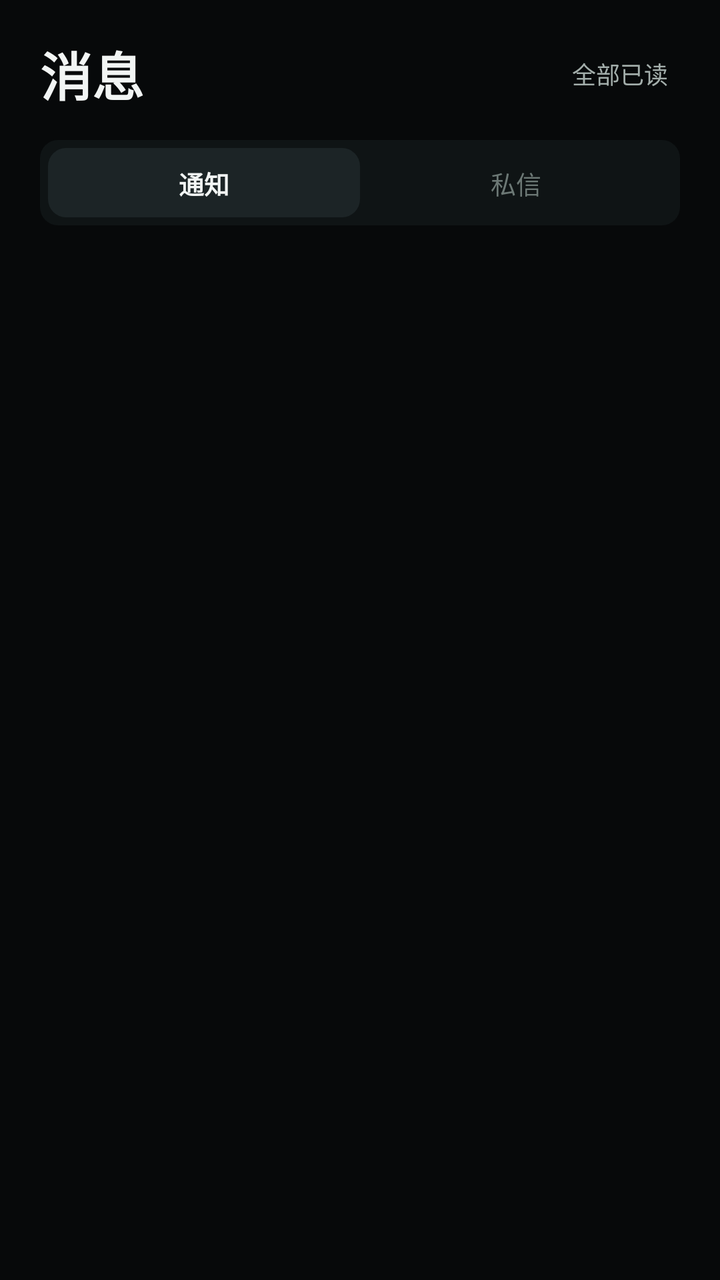
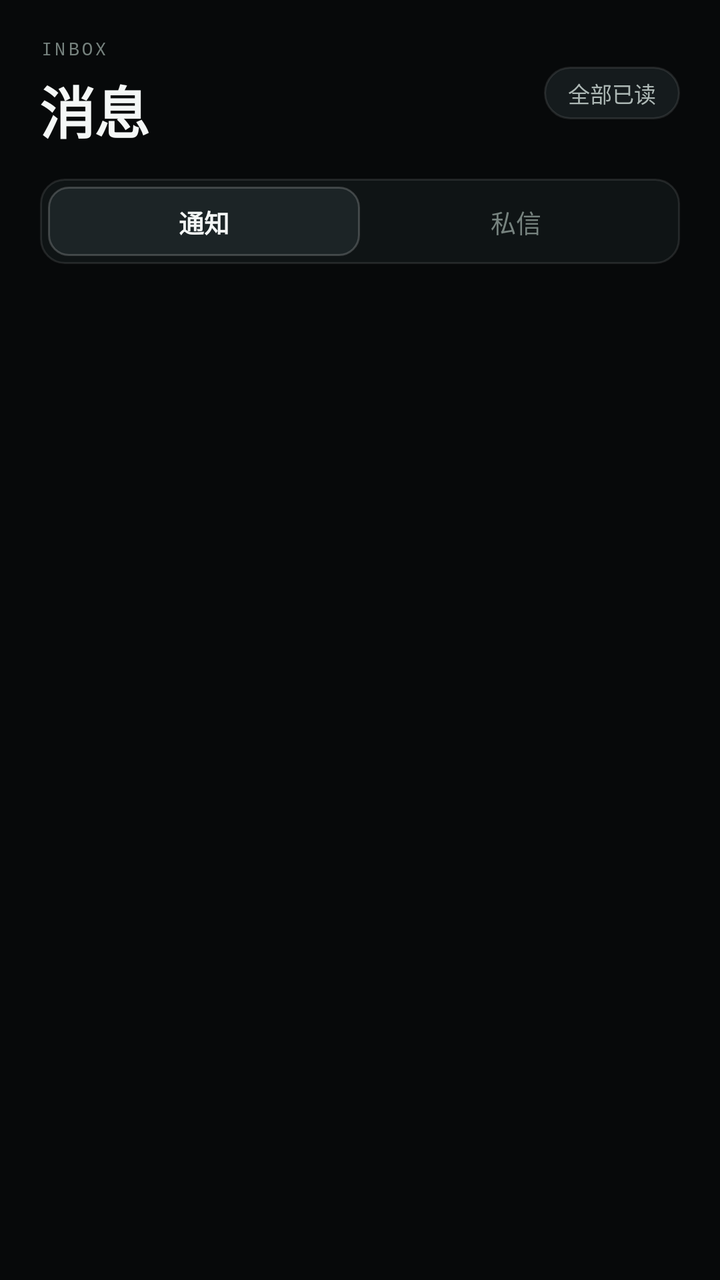

Two renders of the same Android screen: before a commit and after it. Below are the layout's source before the change and the commit's diff.
<!-- AndroidManifest.xml: application theme Theme.SonicHub -->
<!-- res/layout/fragment_messages.xml -->
<?xml version="1.0" encoding="utf-8"?>
<LinearLayout xmlns:android="http://schemas.android.com/apk/res/android"
    android:layout_width="match_parent"
    android:layout_height="match_parent"
    android:background="@color/bg"
    android:orientation="vertical">

    <LinearLayout
        android:layout_width="match_parent"
        android:layout_height="wrap_content"
        android:gravity="center_vertical"
        android:orientation="horizontal"
        android:paddingStart="20dp"
        android:paddingTop="18dp"
        android:paddingEnd="20dp">

        <TextView
            android:layout_width="0dp"
            android:layout_height="wrap_content"
            android:layout_weight="1"
            android:text="消息"
            android:textColor="@color/text"
            android:textSize="26sp"
            android:textStyle="bold" />

        <TextView
            android:id="@+id/readAll"
            android:layout_width="wrap_content"
            android:layout_height="wrap_content"
            android:padding="6dp"
            android:text="全部已读"
            android:textColor="@color/text_2"
            android:textSize="12sp" />
    </LinearLayout>

    <LinearLayout
        android:layout_width="match_parent"
        android:layout_height="wrap_content"
        android:layout_marginStart="20dp"
        android:layout_marginTop="14dp"
        android:layout_marginEnd="20dp"
        android:background="@drawable/bg_segment"
        android:orientation="horizontal"
        android:padding="4dp">

        <TextView
            android:id="@+id/tabNotifications"
            android:layout_width="0dp"
            android:layout_height="wrap_content"
            android:layout_weight="1"
            android:background="@drawable/bg_segment_selected"
            android:gravity="center"
            android:padding="8dp"
            android:text="通知"
            android:textColor="@color/text"
            android:textSize="12.5sp"
            android:textStyle="bold" />

        <TextView
            android:id="@+id/tabConversations"
            android:layout_width="0dp"
            android:layout_height="wrap_content"
            android:layout_weight="1"
            android:gravity="center"
            android:padding="8dp"
            android:text="私信"
            android:textColor="@color/text_3"
            android:textSize="12.5sp" />
    </LinearLayout>

    <androidx.recyclerview.widget.RecyclerView
        android:id="@+id/messageList"
        android:layout_width="match_parent"
        android:layout_height="0dp"
        android:layout_marginTop="8dp"
        android:layout_weight="1"
        android:clipToPadding="false"
        android:paddingStart="20dp"
        android:paddingEnd="20dp"
        android:paddingBottom="16dp" />
</LinearLayout>
<!-- resources referenced by this layout -->
<resources>
  <color name="bg">#FF07090A</color>
  <color name="text">#FFF2F5F4</color>
  <color name="text_2">#FFA3AEAB</color>
  <color name="text_3">#FF6C7875</color>
  <!-- drawable bg_segment (drawable) -->
  <?xml version="1.0" encoding="utf-8"?>
  <selector xmlns:android="http://schemas.android.com/apk/res/android">
      <item android:state_selected="true">
          <shape>
              <solid android:color="@color/surface_3" />
              <corners android:radius="9dp" />
          </shape>
      </item>
      <item>
          <shape>
              <solid android:color="@color/surface" />
              <corners android:radius="9dp" />
          </shape>
      </item>
  </selector>
  <!-- drawable bg_segment_selected (drawable) -->
  <?xml version="1.0" encoding="utf-8"?>
  <shape xmlns:android="http://schemas.android.com/apk/res/android">
      <solid android:color="@color/surface_3" />
      <corners android:radius="9dp" />
  </shape>
  <style name="Theme.SonicHub" parent="Theme.MaterialComponents.NoActionBar">
          <item name="colorPrimary">@color/accent</item>
          <item name="colorPrimaryDark">@color/bg</item>
          <item name="colorSecondary">@color/mint</item>
          <item name="colorSurface">@color/surface</item>
          <item name="colorOnSurface">@color/text</item>
          <item name="android:windowBackground">@color/bg</item>
          <item name="android:statusBarColor">@color/bg</item>
          <item name="android:navigationBarColor">@color/bg</item>
          <item name="android:windowLightStatusBar">false</item>
          <item name="android:textColorPrimary">@color/text</item>
          <item name="android:textColorSecondary">@color/text_2</item>
          <item name="android:fontFamily">sans-serif</item>
          <item name="android:forceDarkAllowed">false</item>
      </style>
  <color name="surface_3">#FF1C2426</color>
  <color name="surface">#FF0F1415</color>
  <color name="accent">#FFFF7A45</color>
  <color name="mint">#FF8EE6C6</color>
</resources>

<!-- the commit's change to res/layout/fragment_messages.xml (unified diff, before → after) -->
@@ -14,23 +14,44 @@
         android:paddingTop="18dp"
         android:paddingEnd="20dp">
 
-        <TextView
+        <LinearLayout
             android:layout_width="0dp"
             android:layout_height="wrap_content"
             android:layout_weight="1"
-            android:text="消息"
-            android:textColor="@color/text"
-            android:textSize="26sp"
-            android:textStyle="bold" />
+            android:orientation="vertical">
+
+            <TextView
+                android:layout_width="wrap_content"
+                android:layout_height="wrap_content"
+                android:fontFamily="monospace"
+                android:letterSpacing="0.16"
+                android:text="INBOX"
+                android:textColor="@color/text_3"
+                android:textSize="9sp" />
+
+            <TextView
+                android:layout_width="wrap_content"
+                android:layout_height="wrap_content"
+                android:layout_marginTop="4dp"
+                android:letterSpacing="-0.02"
+                android:text="消息"
+                android:textColor="@color/text"
+                android:textSize="28sp"
+                android:textStyle="bold" />
+        </LinearLayout>
 
         <TextView
             android:id="@+id/readAll"
             android:layout_width="wrap_content"
             android:layout_height="wrap_content"
-            android:padding="6dp"
+            android:background="@drawable/bg_chip"
+            android:paddingStart="12dp"
+            android:paddingTop="5dp"
+            android:paddingEnd="12dp"
+            android:paddingBottom="5dp"
             android:text="全部已读"
             android:textColor="@color/text_2"
-            android:textSize="12sp" />
+            android:textSize="11sp" />
     </LinearLayout>
 
     <LinearLayout
<!-- resource entries referenced after the edit -->
@@ -1,22 +1,46 @@
 <!-- resources referenced by this layout -->
 <resources>
   <color name="bg">#FF07090A</color>
-  <color name="text">#FFF2F5F4</color>
-  <color name="text_2">#FFA3AEAB</color>
-  <color name="text_3">#FF6C7875</color>
+  <color name="text">#FFF4F7F6</color>
+  <color name="text_2">#FFADB8B5</color>
+  <color name="text_3">#FF76827E</color>
+  <!-- drawable bg_chip (drawable) -->
+  <?xml version="1.0" encoding="utf-8"?>
+  <selector xmlns:android="http://schemas.android.com/apk/res/android">
+      <item android:state_selected="true">
+          <shape>
+              <solid android:color="@color/accent_soft" />
+              <corners android:radius="999dp" />
+              <stroke android:width="1dp" android:color="#66FF7A45" />
+          </shape>
+      </item>
+      <item>
+          <shape>
+              <solid android:color="@color/surface_2" />
+              <corners android:radius="999dp" />
+              <stroke android:width="1dp" android:color="@color/line" />
+          </shape>
+      </item>
+  </selector>
   <!-- drawable bg_segment (drawable) -->
   <?xml version="1.0" encoding="utf-8"?>
   <selector xmlns:android="http://schemas.android.com/apk/res/android">
       <item android:state_selected="true">
           <shape>
               <solid android:color="@color/surface_3" />
-              <corners android:radius="9dp" />
+              <corners android:radius="10dp" />
+              <stroke
+                  android:width="1dp"
+                  android:color="@color/line_strong" />
           </shape>
       </item>
       <item>
           <shape>
               <solid android:color="@color/surface" />
-              <corners android:radius="9dp" />
+              <corners android:radius="12dp" />
+              <stroke
+                  android:width="1dp"
+                  android:color="@color/line" />
           </shape>
       </item>
   </selector>
@@ -24,7 +48,10 @@
   <?xml version="1.0" encoding="utf-8"?>
   <shape xmlns:android="http://schemas.android.com/apk/res/android">
       <solid android:color="@color/surface_3" />
-      <corners android:radius="9dp" />
+      <corners android:radius="10dp" />
+      <stroke
+          android:width="1dp"
+          android:color="@color/line_strong" />
   </shape>
   <style name="Theme.SonicHub" parent="Theme.MaterialComponents.NoActionBar">
           <item name="colorPrimary">@color/accent</item>
@@ -32,18 +59,32 @@
           <item name="colorSecondary">@color/mint</item>
           <item name="colorSurface">@color/surface</item>
           <item name="colorOnSurface">@color/text</item>
-          <item name="android:windowBackground">@color/bg</item>
+          <item name="android:windowBackground">@drawable/bg_screen</item>
           <item name="android:statusBarColor">@color/bg</item>
           <item name="android:navigationBarColor">@color/bg</item>
           <item name="android:windowLightStatusBar">false</item>
+          <item name="android:windowLightNavigationBar">false</item>
           <item name="android:textColorPrimary">@color/text</item>
           <item name="android:textColorSecondary">@color/text_2</item>
           <item name="android:fontFamily">sans-serif</item>
           <item name="android:forceDarkAllowed">false</item>
       </style>
+  <color name="accent_soft">#22FF7A45</color>
+  <color name="surface_2">#FF151B1D</color>
+  <color name="line">#1AFFFFFF</color>
   <color name="surface_3">#FF1C2426</color>
+  <color name="line_strong">#30FFFFFF</color>
   <color name="surface">#FF0F1415</color>
   <color name="accent">#FFFF7A45</color>
   <color name="mint">#FF8EE6C6</color>
+  <!-- drawable bg_screen (drawable) -->
+  <?xml version="1.0" encoding="utf-8"?>
+  <shape xmlns:android="http://schemas.android.com/apk/res/android">
+      <gradient
+          android:angle="270"
+          android:centerColor="#FF080C0E"
+          android:endColor="#FF040607"
+          android:startColor="#FF0B1113" />
+  </shape>
 </resources>
 
